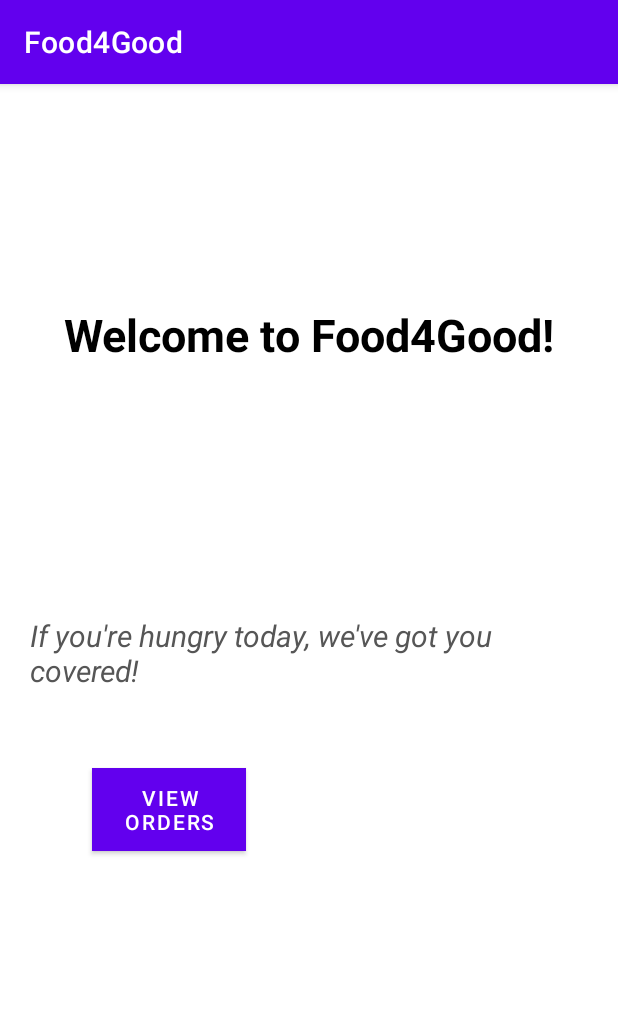
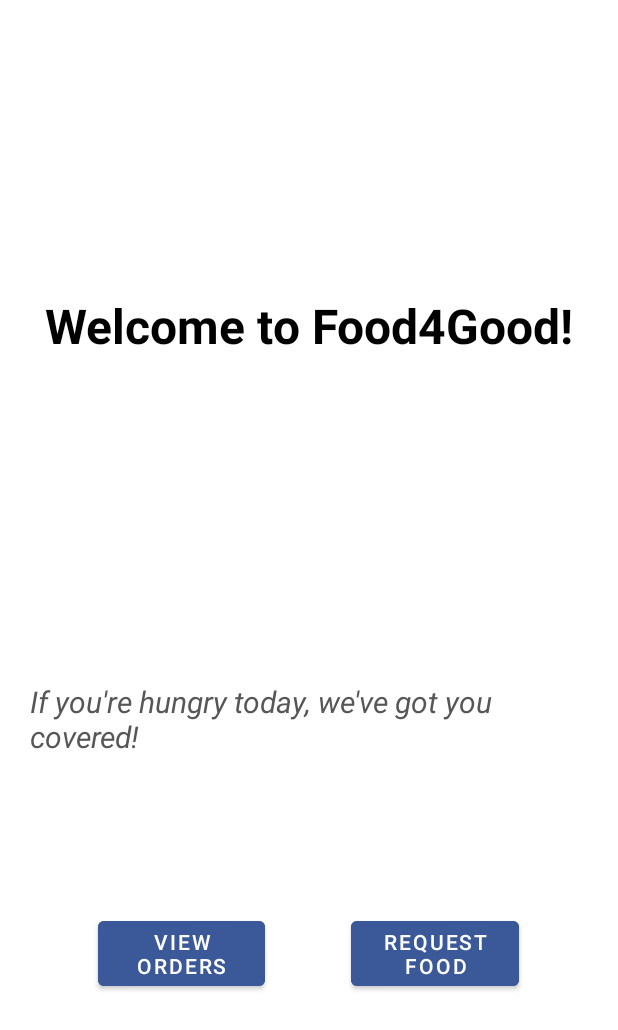
Before and after one commit to chinmaybadhe/food4good, an Android app: the DashboardActivity screen opened directly, with no data from a screen before it, on a phone screen of 412 x 824 dp. Shown: the top 1030 px of the screen. Run offline under Robolectric (Android 15) with nearby library versions, the phone set to English and light mode, and no system bars.

Commit message:
theme changes

```diff
--- a/app/src/main/java/com/example/food4good/ContributorListActivity.java
+++ b/app/src/main/java/com/example/food4good/ContributorListActivity.java
@@ -5,6 +5,7 @@ import androidx.annotation.Nullable;
 import androidx.appcompat.app.ActionBar;
 import androidx.appcompat.app.AppCompatActivity;
 import androidx.core.app.ActivityCompat;
+import androidx.core.content.ContextCompat;
 import androidx.recyclerview.widget.LinearLayoutManager;
 import androidx.recyclerview.widget.RecyclerView;
 
@@ -67,7 +68,10 @@ public class ContributorListActivity extends AppCompatActivity implements MyRecy
     protected void onCreate(Bundle savedInstanceState) {
         super.onCreate(savedInstanceState);
         this.requestWindowFeature(Window.FEATURE_NO_TITLE);
+
         setContentView(R.layout.activity_contributor_list);
+//        getWindow().setNavigationBarColor(ContextCompat.getColor(this, R.color.blue));
+        getWindow().setStatusBarColor(ContextCompat.getColor(this, R.color.blue));
         ctx=this;
         ActivityCompat.requestPermissions(this,
                 new String[]{Manifest.permission.ACCESS_FINE_LOCATION}, REQUEST_LOCATION);
--- a/app/src/main/java/com/example/food4good/DashboardActivity.java
+++ b/app/src/main/java/com/example/food4good/DashboardActivity.java
@@ -1,8 +1,14 @@
 package com.example.food4good;
 
+import androidx.appcompat.app.ActionBar;
 import androidx.appcompat.app.AppCompatActivity;
+import androidx.core.content.ContextCompat;
 
+import android.content.Intent;
 import android.os.Bundle;
+import android.view.View;
+import android.widget.Button;
+import android.widget.TextView;
 
 public class DashboardActivity extends AppCompatActivity {
 
@@ -10,5 +16,29 @@ public class DashboardActivity extends AppCompatActivity {
     protected void onCreate(Bundle savedInstanceState) {
         super.onCreate(savedInstanceState);
         setContentView(R.layout.activity_dashboard);
+        ActionBar actionBar = getSupportActionBar();
+        actionBar.hide();
+        getWindow().setStatusBarColor(ContextCompat.getColor(this, R.color.blue));
+        Button btn1=findViewById(R.id.orders);
+        btn1.setOnClickListener(new View.OnClickListener() {
+            @Override
+            public void onClick(View view) {
+                Intent intent = new Intent(DashboardActivity.this, OrderActivity.class);
+                startActivity(intent);
+
+
+
+            }
+        });
+        Button btn2=findViewById(R.id.requestfood);
+        btn2.setOnClickListener(new View.OnClickListener() {
+            @Override
+            public void onClick(View view) {
+                Intent intent = new Intent(DashboardActivity.this, ContributorListActivity.class);
+                startActivity(intent);
+
+
+            }
+        });
     }
 }
--- a/app/src/main/java/com/example/food4good/MainActivity.java
+++ b/app/src/main/java/com/example/food4good/MainActivity.java
@@ -94,7 +94,7 @@ public class MainActivity extends AppCompatActivity {
                 }
                 else
                 {
-                    Intent intent=new Intent(getApplicationContext(), ContributorListActivity.class);
+                    Intent intent=new Intent(getApplicationContext(), DashboardActivity.class);
                     startActivity(intent);
                     finish();
                 }
--- a/app/src/main/java/com/example/food4good/OTPActivity.java
+++ b/app/src/main/java/com/example/food4good/OTPActivity.java
@@ -2,6 +2,7 @@ package com.example.food4good;
 
 import androidx.appcompat.app.ActionBar;
 import androidx.appcompat.app.AppCompatActivity;
+import androidx.core.content.ContextCompat;
 
 import android.os.Bundle;
 import android.widget.TextView;
@@ -12,6 +13,7 @@ public class OTPActivity extends AppCompatActivity {
     protected void onCreate(Bundle savedInstanceState) {
         super.onCreate(savedInstanceState);
         setContentView(R.layout.activity_otpactivity);
+        getWindow().setStatusBarColor(ContextCompat.getColor(this, R.color.blue));
         ActionBar actionBar = getSupportActionBar();
         actionBar.hide();
         Bundle extras = getIntent().getExtras();
--- a/app/src/main/java/com/example/food4good/RequesterLogin.java
+++ b/app/src/main/java/com/example/food4good/RequesterLogin.java
@@ -71,7 +71,7 @@ public class RequesterLogin extends AppCompatActivity {
                         myEdit.putString("phoneNumber",r.getPhoneNumber() );
                         myEdit.commit();
 
-                        Intent intent = new Intent(RequesterLogin.this, ContributorListActivity.class);
+                        Intent intent = new Intent(RequesterLogin.this, DashboardActivity.class);
                         startActivity(intent);
                         finish();
 
--- a/app/src/main/res/layout/activity_dashboard.xml
+++ b/app/src/main/res/layout/activity_dashboard.xml
@@ -5,6 +5,7 @@
     android:layout_width="match_parent"
     android:layout_height="match_parent"
     android:weightSum="10"
+    android:background="@color/white"
     android:orientation="vertical"
     tools:context=".DashboardActivity">
     <TextView
@@ -16,12 +17,12 @@
         android:textStyle="bold"
         android:textColor="@color/black"
         android:padding="20dp"
-        android:textSize="30sp"
-        android:layout_weight="5"></TextView>
+        android:textSize="32sp"
+        android:layout_weight="6"></TextView>
     <TextView
         android:layout_width="match_parent"
         android:layout_height="0dp"
-        android:layout_weight="1.5"
+        android:layout_weight="2.1"
         android:textColor="#565656"
         android:textStyle="italic"
         android:text="If you're hungry today, we've got you covered!"
@@ -40,16 +41,29 @@
         <Button
             android:layout_width="0dp"
             android:layout_height="wrap_content"
-            android:background="#eeeeee"
-            android:layout_weight="2.5"
+            android:backgroundTint="#3b5998"
+            android:id="@+id/orders"
+            android:layout_weight="3"
             android:textColor="@color/white"
             android:text="VIEW ORDERS"
             android:layout_gravity="center"
-            android:margin="60dp"></Button>
+            android:layout_margin="10dp"></Button>
         <TextView
             android:layout_width="0dp"
             android:layout_height="100dp"
-            android:layout_weight="2.5"></TextView>
+            android:layout_weight="1"></TextView>
+
+        <Button
+            android:layout_width="0dp"
+            android:layout_height="wrap_content"
+            android:id="@+id/requestfood"
+            android:backgroundTint="#3b5998"
+
+            android:layout_weight="3"
+            android:textColor="@color/white"
+            android:text="REQUEST FOOD"
+            android:layout_gravity="center"
+            android:layout_margin="10dp"></Button>
 
 
 
--- a/app/src/main/res/layout/activity_request_food.xml
+++ b/app/src/main/res/layout/activity_request_food.xml
@@ -183,8 +183,9 @@
         android:layout_marginTop="30dp"
         android:id="@+id/request"
 
-        android:background="#000000"
-        android:backgroundTint="#090808"
+
+        android:backgroundTint="#3b5998"
+        android:textColor="#EEEADE"
         android:text="REQUEST MEAL"></Button>
 
     <TextView
--- a/app/src/main/res/layout/contributorlist_row.xml
+++ b/app/src/main/res/layout/contributorlist_row.xml
@@ -10,6 +10,8 @@
     app:cardBackgroundColor="@color/white"
     app:cardCornerRadius="7dp"
     app:cardElevation="10dp"
+    android:background="#FAFAFA"
+    android:backgroundTint="#FAFAFA"
     app:cardMaxElevation="12dp"
     app:cardPreventCornerOverlap="true"
 
@@ -19,11 +21,11 @@
         android:layout_width="fill_parent"
         android:layout_height="180dp"
 
-        android:padding="6dip">
+       >
 
         <ImageView
             android:id="@+id/icon"
-            android:layout_width="120dp"
+            android:layout_width="150dp"
             android:layout_height="fill_parent"
 
             android:layout_marginRight="2dip"
--- a/app/src/main/res/values/colors.xml
+++ b/app/src/main/res/values/colors.xml
@@ -7,5 +7,6 @@
     <color name="teal_700">#FF018786</color>
     <color name="black">#FF000000</color>
     <color name="white">#FFFFFFFF</color>
+    <color name="blue">#3b5998</color>
 
 </resources>
```
Also changed, not shown: app/src/main/AndroidManifest.xml (+5 -2 lines), app/src/main/java/com/example/food4good/OrderActivity.java (added, +84 -0 lines), app/src/main/java/com/example/food4good/OrdersAdapter.java (added, +115 -0 lines), app/src/main/java/com/example/food4good/RequestFoodActivity.java (+7 -1 lines), app/src/main/res/layout/activity_contributor_list.xml (+7 -5 lines), app/src/main/res/layout/activity_order.xml (added, +16 -0 lines), app/src/main/res/layout/rv_item_order.xml (added, +104 -0 lines), app/src/main/res/drawable-v24/user.jpeg (added).
